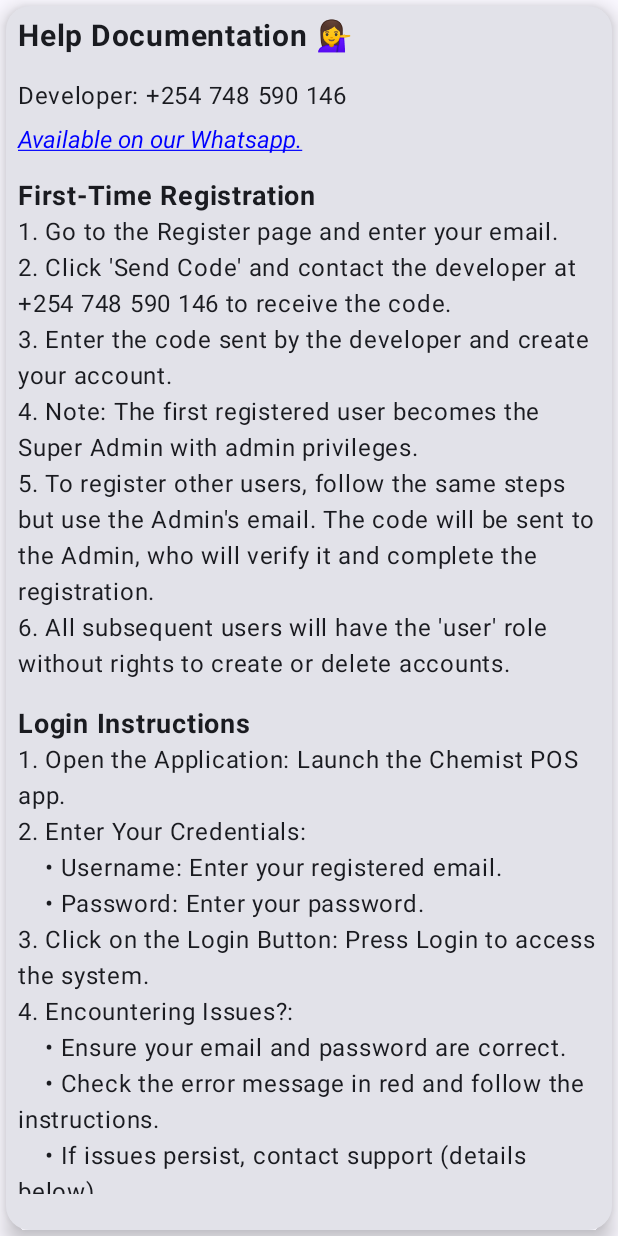
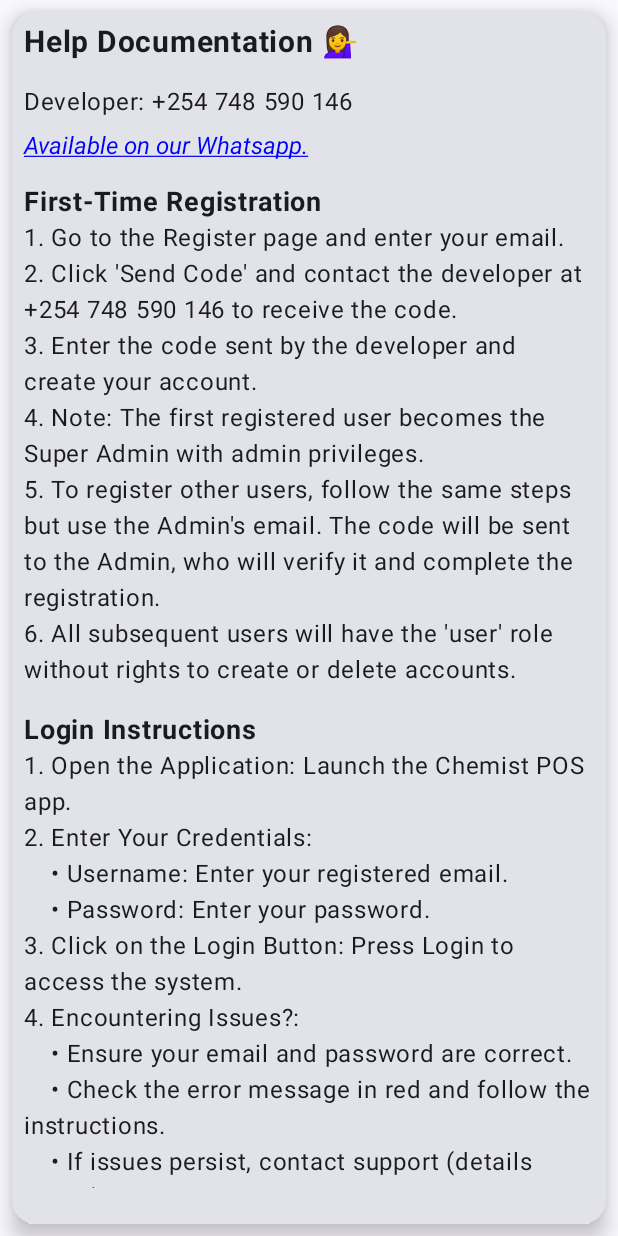
Before and after one commit to kinuthia-lawrence/ChemistPos, an Android app built with Jetpack Compose: the composable HelpScreen shown on its own in the app's theme, on a phone screen of 412 x 824 dp. Run offline under Robolectric (Android 15) with nearby library versions, the phone set to English and light mode, and no system bars.

Commit message:
modified the help page

```diff
--- a/app/src/main/java/com/larrykin/chemistpos/home/presentation/ui/HelpScreen.kt
+++ b/app/src/main/java/com/larrykin/chemistpos/home/presentation/ui/HelpScreen.kt
@@ -35,7 +35,7 @@ fun HelpScreen() {
     Card(
         modifier = Modifier
             .fillMaxSize()
-            .padding(4.dp),
+            .padding(8.dp),
         shape = RoundedCornerShape(16.dp),
         elevation = CardDefaults.cardElevation(8.dp)
     ) {
```
